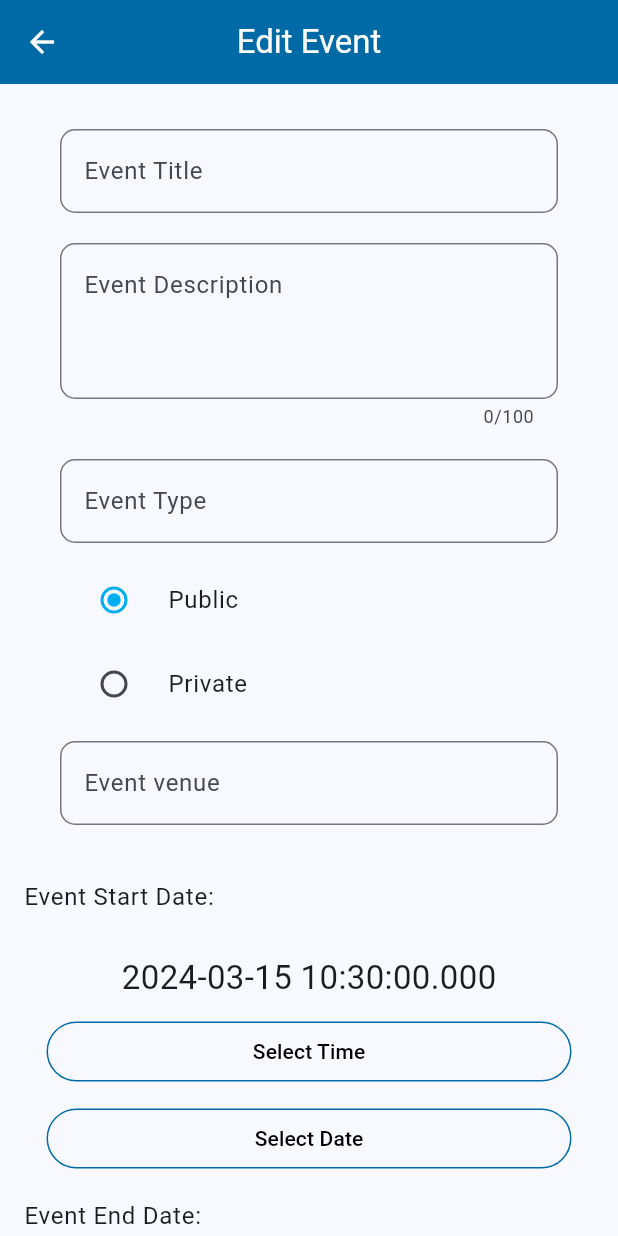
After one commit to aranadham/E-QIU-Guidance-web, a Flutter app: the EditEvent screen opened directly, after a tap on "Public", on a phone screen of 412 x 824 dp. The commit adds this screen. Run offline on Flutter 3.47's test engine with Material 3 defaults, Android fonts, the light colour scheme and no system bars; our stand-ins replace cloud_firestore, firebase_auth, firebase_core, firebase_storage, shared_preferences, table_calendar; missing offline and left inert: woosmap_flutter; accounts and stored records are empty.

Commit message:
edit event added

```diff
--- /dev/null
+++ b/lib/Controller/Staff_controllers/edit_event_controller.dart
@@ -0,0 +1,280 @@
+// ignore_for_file: use_build_context_synchronously, unnecessary_null_comparison
+
+import 'package:cloud_firestore/cloud_firestore.dart';
+import 'package:flutter/material.dart';
+import 'package:qiu_digital_guidance/View/staff%20view/edit_event.dart';
+import 'package:qiu_digital_guidance/View/staff%20view/manage_events.dart';
+
+class EditEventsController extends ChangeNotifier {
+  String id = "";
+  String title = "";
+  String description = "";
+  String type = "";
+  String selectedRadio = "";
+  String venue = "";
+  DateTime selectedStartDateTime = DateTime.now();
+  DateTime selectedEndDateTime = DateTime.now();
+
+  void navigateToEdit({
+    required BuildContext context,
+    required String id,
+    required String title,
+    required String description,
+    required String type,
+    required String radio,
+    required String venue,
+    required DateTime startDateTime,
+    required DateTime endDateTime,
+  }) {
+    this.id = id;
+    this.title = title;
+    this.description = description;
+    this.type = type;
+    selectedRadio = radio;
+    this.venue = venue;
+    selectedStartDateTime = startDateTime;
+    selectedEndDateTime = endDateTime;
+    Navigator.push(
+      context,
+      MaterialPageRoute(
+        builder: (context) => const EditEvent(),
+      ),
+    );
+  }
+
+  void setTitle(String value) {
+    title = value;
+    notifyListeners();
+  }
+
+  void setDescription(String value) {
+    description = value;
+    notifyListeners();
+  }
+
+  void setType(String value) {
+    type = value;
+    notifyListeners();
+  }
+
+  void setSelectedRadio(String value) {
+    selectedRadio = value;
+    notifyListeners();
+  }
+
+  void setVenue(String value) {
+    venue = value;
+    notifyListeners();
+  }
+
+  void pickStartTime(BuildContext context) {
+    showTimePicker(
+      context: context,
+      initialTime: TimeOfDay.now(),
+    ).then(
+      (value) {
+        if (value != null) {
+          if (selectedStartDateTime != null) {
+            selectedStartDateTime = DateTime(
+              selectedStartDateTime.year,
+              selectedStartDateTime.month,
+              selectedStartDateTime.day,
+              value.hour,
+              value.minute,
+            );
+          } else {
+            // Handle case where pickDate hasn't been called yet
+            selectedStartDateTime = DateTime.now();
+          }
+
+          notifyListeners();
+        }
+      },
+    );
+  }
+
+  void pickStartDate(BuildContext context) {
+    showDatePicker(
+      context: context,
+      initialDate: DateTime.now(),
+      firstDate: DateTime.now(),
+      lastDate: DateTime(2030),
+    ).then(
+      (value) {
+        if (value != null) {
+          // Combine date and time
+          if (selectedStartDateTime != null) {
+            selectedStartDateTime = DateTime(
+              value.year,
+              value.month,
+              value.day,
+              selectedStartDateTime.hour,
+              selectedStartDateTime.minute,
+            );
+          } else {
+            // Handle case where pickTime hasn't been called yet
+            selectedStartDateTime = value;
+          }
+
+          notifyListeners();
+        }
+      },
+    );
+  }
+
+  void pickEndTime(BuildContext context) {
+    showTimePicker(
+      context: context,
+      initialTime: TimeOfDay.now(),
+    ).then(
+      (value) {
+        if (value != null) {
+          if (selectedEndDateTime != null) {
+            selectedEndDateTime = DateTime(
+              selectedEndDateTime.year,
+              selectedEndDateTime.month,
+              selectedEndDateTime.day,
+              value.hour,
+              value.minute,
+            );
+          } else {
+            // Handle case where pickDate hasn't been called yet
+            selectedEndDateTime = DateTime.now();
+          }
+
+          notifyListeners();
+        }
+      },
+    );
+  }
+
+  void pickEndDate(BuildContext context) {
+    showDatePicker(
+      context: context,
+      initialDate: DateTime.now(),
+      firstDate: DateTime(2024),
+      lastDate: DateTime(2030),
+    ).then(
+      (value) {
+        if (value != null) {
+          // Combine date and time
+          if (selectedEndDateTime != null) {
+            selectedEndDateTime = DateTime(
+              value.year,
+              value.month,
+              value.day,
+              selectedEndDateTime.hour,
+              selectedEndDateTime.minute,
+            );
+          } else {
+            // Handle case where pickTime hasn't been called yet
+            selectedEndDateTime = value;
+          }
+
+          notifyListeners();
+        }
+      },
+    );
+  }
+
+  String calculateEventDuration() {
+    final Duration duration =
+        selectedEndDateTime.difference(selectedStartDateTime);
+    final hours = duration.inHours.remainder(24);
+    final minutes = duration.inMinutes.remainder(60);
+
+    return "$hours hour(s) $minutes minutes";
+  }
+
+  String? validateEventTitle(String? value) {
+    if (value!.isEmpty) {
+      return 'Please enter the event title';
+    } else if (value.length < 6 || value.length > 30) {
+      return 'Event title should be between 6 and 30 characters';
+    }
+    return null;
+  }
+
+  String? validateEventDescription(String? value) {
+    if (value!.isEmpty) {
+      return 'Please enter the event description';
+    } else if (value.length < 11 || value.length > 100) {
+      return 'Event description should be between 11 and 100 characters';
+    }
+    return null;
+  }
+
+  String? validateEventType(String? value) {
+    if (value!.isEmpty) {
+      return 'Please enter the event type';
+    } else if (value.length < 5 || value.length > 20) {
+      return 'Event type should be between 5 and 20 characters';
+    }
+    return null;
+  }
+
+  String? validateEventVenue(String? value) {
+    if (value!.isEmpty) {
+      return 'Please enter the event venue';
+    } else if (value.length < 2 || value.length > 6) {
+      return 'Event venue should be between 2 and 6 characters';
+    }
+    return null;
+  }
+
+  Future<void> updateEvent(BuildContext context) async {
+    try {
+      if (selectedStartDateTime != null && selectedEndDateTime != null) {
+        Timestamp startdate = Timestamp.fromDate(selectedStartDateTime);
+        Timestamp enddate = Timestamp.fromDate(selectedEndDateTime);
+        await FirebaseFirestore.instance.collection("Events").doc(id).update(
+          {
+            'title': title,
+            'description': description,
+            'type': type,
+            'visibility': selectedRadio,
+            'venue': venue,
+            'Start Date': startdate,
+            'End Date': enddate,
+            'Duration': calculateEventDuration(),
+          },
+        );
+        showDialog(
+          context: context,
+          builder: (BuildContext context) {
+            return AlertDialog(
+              title: const Text('Success'),
+              content: const Text('Event updated successfully!'),
+              actions: [
+                TextButton(
+                  onPressed: () {
+                    Navigator.popUntil(context, (route) => route.isFirst);
+                  },
+                  child: const Text('OK'),
+                ),
+              ],
+            );
+          },
+        );
+      }
+    } on FirebaseException {
+      showDialog(
+        context: context,
+        builder: (BuildContext context) {
+          return AlertDialog(
+            title: const Text('Error'),
+            content: const Text('some thing went wrong'),
+            actions: [
+              TextButton(
+                onPressed: () {
+                  Navigator.pop(context);
+                },
+                child: const Text('OK'),
+              ),
+            ],
+          );
+        },
+      );
+    }
+  }
+}
--- /dev/null
+++ b/lib/View/staff view/edit_event.dart
@@ -0,0 +1,172 @@
+import 'package:flutter/material.dart';
+import 'package:provider/provider.dart';
+import 'package:qiu_digital_guidance/Controller/Staff_controllers/edit_event_controller.dart';
+import 'package:qiu_digital_guidance/Widgets/button.dart';
+import 'package:qiu_digital_guidance/Widgets/outlined_button.dart';
+import 'package:qiu_digital_guidance/Widgets/textfield.dart';
+
+class EditEvent extends StatefulWidget {
+  const EditEvent({super.key});
+
+  @override
+  State<EditEvent> createState() => _EditEventState();
+}
+
+class _EditEventState extends State<EditEvent> {
+  late final EditEventsController controller;
+  bool controllerInitialized = false;
+  @override
+  void didChangeDependencies() {
+    super.didChangeDependencies();
+    if (!controllerInitialized) {
+      controller = Provider.of<EditEventsController>(context);
+
+      controllerInitialized = true;
+    }
+  }
+
+  @override
+  Widget build(BuildContext context) {
+    return Scaffold(
+      appBar: AppBar(
+        title: const Text("Edit Event"),
+        centerTitle: true,
+        backgroundColor: const Color.fromARGB(255, 0, 106, 166),
+        foregroundColor: Colors.white,
+      ),
+      body: SingleChildScrollView(
+        child: Column(
+          children: [
+            const SizedBox(
+              height: 20,
+            ),
+            CustomTextField(
+              initialValue: controller.title,
+              hint: "Event Title",
+              onChanged: (value) => controller.setTitle(value),
+            ),
+            CustomTextField(
+              initialValue: controller.description,
+              hint: "Event Description",
+              onChanged: (value) => controller.setDescription(value),
+              maxLine: 3,
+              maxLength: 100,
+            ),
+            CustomTextField(
+              initialValue: controller.type,
+              hint: "Event Type",
+              onChanged: (value) => controller.setType(value),
+            ),
+            Padding(
+              padding: const EdgeInsets.symmetric(horizontal: 40),
+              child: RadioListTile(
+                title: const Text('Public'),
+                activeColor: const Color.fromARGB(255, 0, 174, 239),
+                value: "Public",
+                groupValue: controller.selectedRadio,
+                onChanged: (value) {
+                  controller.setSelectedRadio(value!);
+                },
+              ),
+            ),
+            Padding(
+              padding: const EdgeInsets.symmetric(horizontal: 40),
+              child: RadioListTile(
+                title: const Text('Private'),
+                activeColor: const Color.fromARGB(255, 0, 174, 239),
+                value: "Private",
+                groupValue: controller.selectedRadio,
+                onChanged: (value) {
+                  controller.setSelectedRadio(value!);
+                },
+              ),
+            ),
+            CustomTextField(
+              initialValue: controller.venue,
+              hint: "Event venue",
+              onChanged: (value) => controller.setVenue(value),
+            ),
+            const SizedBox(
+              height: 10,
+            ),
+            const ListTile(
+              title: Text("Event Start Date:"),
+            ),
+            Padding(
+              padding: const EdgeInsets.symmetric(vertical: 10),
+              child: Text(
+                "${controller.selectedStartDateTime}",
+                style: const TextStyle(fontSize: 22),
+              ),
+            ),
+            OutlinedBtn(
+              text: "Select Time",
+              onPressed: () {
+                controller.pickStartTime(context);
+              },
+            ),
+            const SizedBox(
+              height: 10,
+            ),
+            OutlinedBtn(
+              text: "Select Date",
+              onPressed: () {
+                controller.pickStartDate(context);
+              },
+            ),
+            const ListTile(
+              title: Text("Event End Date:"),
+            ),
+            Padding(
+              padding: const EdgeInsets.symmetric(vertical: 10),
+              child: Text(
+                "${controller.selectedEndDateTime}",
+                style: const TextStyle(fontSize: 22),
+              ),
+            ),
+            OutlinedBtn(
+              text: "Select Time",
+              onPressed: () {
+                controller.pickEndTime(context);
+              },
+            ),
+            const SizedBox(
+              height: 10,
+            ),
+            OutlinedBtn(
+              text: "Select Date",
+              onPressed: () {
+                controller.pickEndDate(context);
+              },
+            ),
+            ListTile(
+              title: Text("Duration: ${controller.calculateEventDuration()}"),
+            ),
+            const SizedBox(
+              height: 20,
+            ),
+            Btn(
+              text: "Update",
+              onPressed: () async{
+                await controller.updateEvent(context);
+              },
+              isDisabled: false,
+            ),
+          ],
+        ),
+      ),
+    );
+  }
+
+  @override
+  void dispose() {
+    controller.title = "";
+    controller.description = "";
+    controller.type = "";
+    controller.selectedRadio = "";
+    controller.venue = "";
+    controller.selectedStartDateTime = DateTime.now();
+    controller.selectedEndDateTime = DateTime.now();
+    super.dispose();
+  }
+}
--- a/lib/View/staff view/manage_events.dart
+++ b/lib/View/staff view/manage_events.dart
@@ -1,5 +1,6 @@
 import 'package:flutter/material.dart';
 import 'package:provider/provider.dart';
+import 'package:qiu_digital_guidance/Controller/Staff_controllers/edit_event_controller.dart';
 import 'package:qiu_digital_guidance/Controller/Staff_controllers/manage_events_controller.dart';
 import 'package:qiu_digital_guidance/Controller/fetch_controller.dart';
 import 'package:qiu_digital_guidance/Model/events.dart';
@@ -12,6 +13,7 @@ class ManageEvents extends StatelessWidget {
   @override
   Widget build(BuildContext context) {
     final controller = Provider.of<ManageEventsController>(context);
+    final edit = Provider.of<EditEventsController>(context);
     final fetch = Provider.of<FetchController>(context);
     return Scaffold(
       appBar: AppBar(
@@ -59,7 +61,29 @@ class ManageEvents extends StatelessWidget {
                       Text(event.venue),
                     ],
                   ),
-                  trailing: IconButton(
+                  trailing: Row(
+                    mainAxisSize: MainAxisSize.min,
+                    children: [
+                      IconButton(
+                        icon: const Icon(
+                          Icons.edit,
+                          color: Colors.blue,
+                        ),
+                        onPressed: () {
+                          edit.navigateToEdit(
+                            context: context,
+                            id: event.id,
+                            title: event.title,
+                            description: event.description,
+                            type: event.type,
+                            radio: event.visibility,
+                            venue: event.venue,
+                            startDateTime: event.toDateTimeObject(),
+                            endDateTime: event.toDateTimeObject1(),
+                          );
+                        },
+                      ),
+                      IconButton(
                         icon: const Icon(
                           Icons.delete,
                           color: Colors.red,
@@ -118,6 +142,8 @@ class ManageEvents extends StatelessWidget {
                           );
                         },
                       ),
+                    ],
+                  ),
                 ),
               );
             },
--- a/lib/Widgets/textfield.dart
+++ b/lib/Widgets/textfield.dart
@@ -2,6 +2,7 @@ import 'package:flutter/material.dart';
 
 class CustomTextField extends StatelessWidget {
   final String? hint;
+  final String? label;
   final String? initialValue;
   final void Function(String)? onChanged;
   final bool? obscureText;
@@ -15,6 +16,7 @@ class CustomTextField extends StatelessWidget {
   const CustomTextField({
     super.key,
     this.hint,
+    this.label,
     this.initialValue,
     this.onChanged,
     this.obscureText,
@@ -34,6 +36,7 @@ class CustomTextField extends StatelessWidget {
         maxLines: maxLine ?? 1,
         maxLength: maxLength,
         initialValue: initialValue,
+
         onChanged: onChanged,
         controller: controller,
         validator: validator,
@@ -43,6 +46,7 @@ class CustomTextField extends StatelessWidget {
         onFieldSubmitted: onSubmitted,
         decoration: InputDecoration(
           hintText: hint,
+          labelText: label,
           border: OutlineInputBorder(
             borderRadius: BorderRadius.circular(10),
             borderSide: const BorderSide(
--- a/lib/main.dart
+++ b/lib/main.dart
@@ -2,6 +2,7 @@ import 'package:flutter/material.dart';
 import 'package:provider/provider.dart';
 import 'package:qiu_digital_guidance/Controller/Staff_controllers/add_events_controller.dart';
 import 'package:qiu_digital_guidance/Controller/Staff_controllers/drawer_controller.dart';
+import 'package:qiu_digital_guidance/Controller/Staff_controllers/edit_event_controller.dart';
 import 'package:qiu_digital_guidance/Controller/Staff_controllers/register_controller.dart';
 import 'package:qiu_digital_guidance/Controller/calendar_controller.dart';
 import 'package:qiu_digital_guidance/Controller/fetch_controller.dart';
@@ -43,6 +44,9 @@ class MyApp extends StatelessWidget {
           create: (_) => ManageEventsController(),
         ),
         ChangeNotifierProvider(
+          create: (_) => EditEventsController(),
+        ),
+        ChangeNotifierProvider(
           create: (_) => FetchController(),
         ),
         ChangeNotifierProvider(
```
Lines whose indentation alone changed are shown as unchanged.
